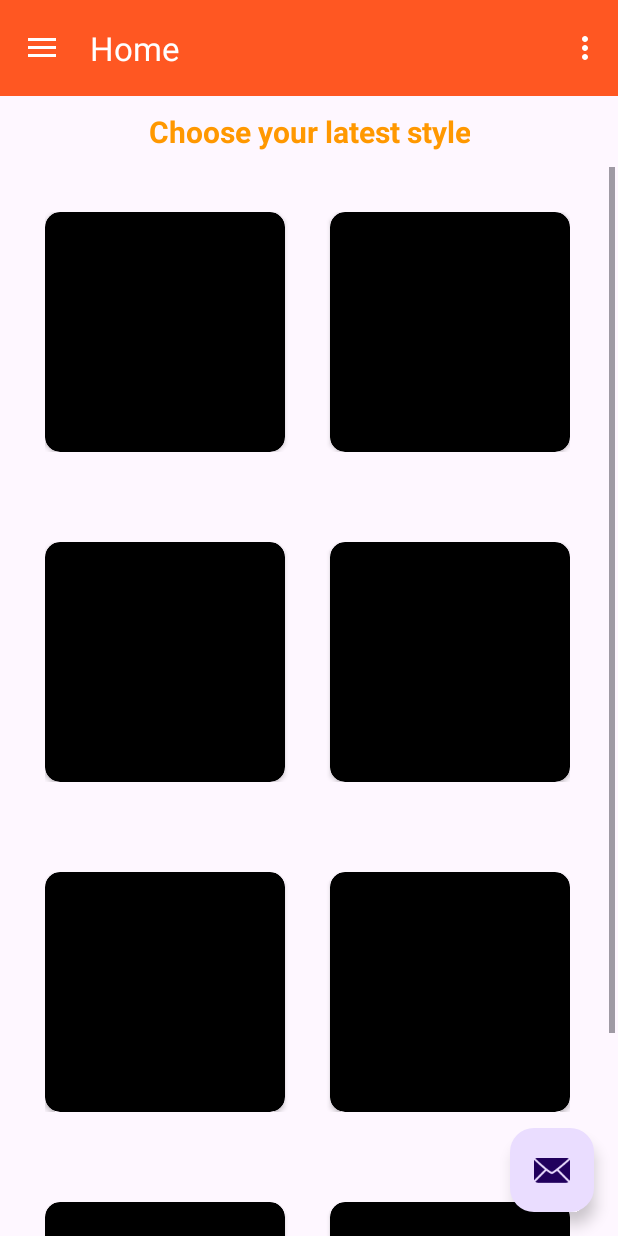
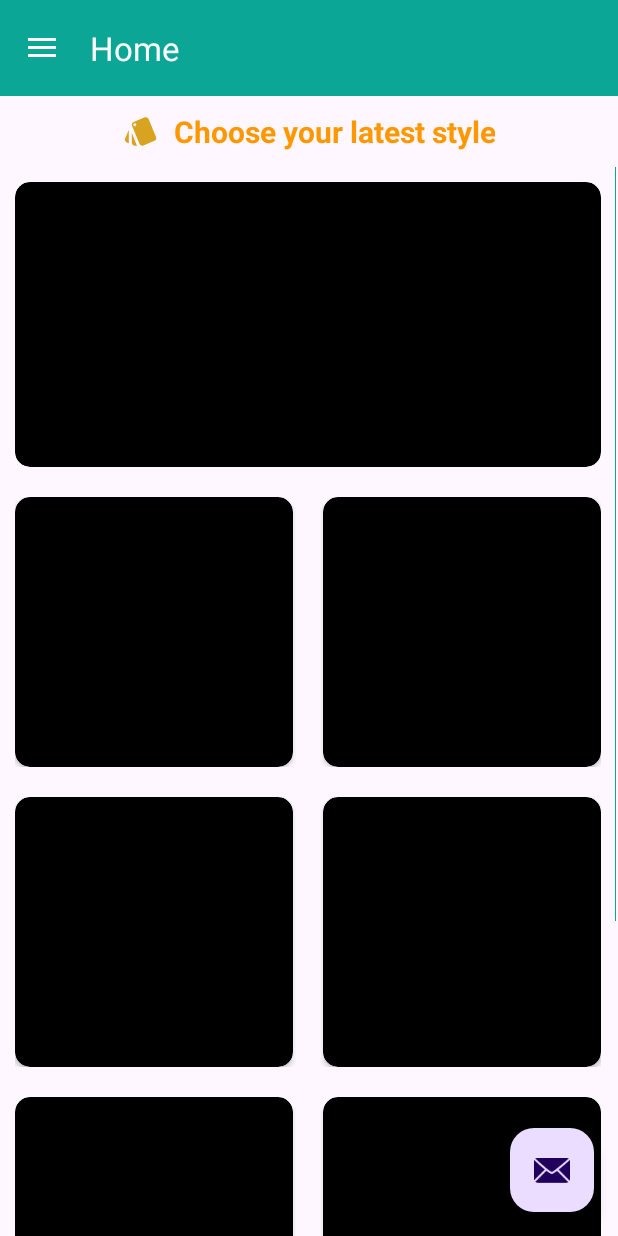
Before and after one commit to Soumyakant18/Echo_Buy, an Android app: the menupage_activity screen opened directly, with no data from a screen before it, on a phone screen of 412 x 824 dp. Run offline under Robolectric (Android 15) with nearby library versions, the phone set to English and light mode, and no system bars; our stand-ins replace navigation-ui.

Commit message:
on working

```diff
--- a/app/src/main/java/com/example/echobuy/ui/slideshow/SlideshowFragment.java
+++ b/app/src/main/java/com/example/echobuy/ui/slideshow/SlideshowFragment.java
@@ -4,7 +4,6 @@ import android.os.Bundle;
 import android.view.LayoutInflater;
 import android.view.View;
 import android.view.ViewGroup;
-import android.widget.TextView;
 
 import androidx.annotation.NonNull;
 import androidx.fragment.app.Fragment;
@@ -24,8 +23,8 @@ public class SlideshowFragment extends Fragment {
         binding = FragmentSlideshowBinding.inflate (inflater, container, false);
         View root = binding.getRoot ( );
 
-        final TextView textView = binding.textSlideshow;
-        slideshowViewModel.getText ( ).observe (getViewLifecycleOwner ( ), textView::setText);
+    //    final TextView textView = binding.textSlideshow;
+      //  slideshowViewModel.getText ( ).observe (getViewLifecycleOwner ( ), textView::setText);
         return root;
     }
 
--- /dev/null
+++ b/app/src/main/res/drawable/echo_item_icon.xml
@@ -0,0 +1,5 @@
+<vector android:height="24dp" android:tint="#D7A321"
+    android:viewportHeight="24" android:viewportWidth="24"
+    android:width="24dp" xmlns:android="http://schemas.android.com/apk/res/android">
+    <path android:fillColor="@android:color/white" android:pathData="M2.53,19.65l1.34,0.56v-9.03l-2.43,5.86c-0.41,1.02 0.08,2.19 1.09,2.61zM22.03,15.95L17.07,3.98c-0.31,-0.75 -1.04,-1.21 -1.81,-1.23 -0.26,0 -0.53,0.04 -0.79,0.15L7.1,5.95c-0.75,0.31 -1.21,1.03 -1.23,1.8 -0.01,0.27 0.04,0.54 0.15,0.8l4.96,11.97c0.31,0.76 1.05,1.22 1.83,1.23 0.26,0 0.52,-0.05 0.77,-0.15l7.36,-3.05c1.02,-0.42 1.51,-1.59 1.09,-2.6zM7.88,8.75c-0.55,0 -1,-0.45 -1,-1s0.45,-1 1,-1 1,0.45 1,1 -0.45,1 -1,1zM5.88,19.75c0,1.1 0.9,2 2,2h1.45l-3.45,-8.34v6.34z"/>
+</vector>
--- /dev/null
+++ b/app/src/main/res/drawable/shoppingbag_icon.xml
@@ -0,0 +1,5 @@
+<vector android:height="24dp" android:tint="#000000"
+    android:viewportHeight="24" android:viewportWidth="24"
+    android:width="24dp" xmlns:android="http://schemas.android.com/apk/res/android">
+    <path android:fillColor="@android:color/white" android:pathData="M17.21,9l-4.38,-6.56c-0.19,-0.28 -0.51,-0.42 -0.83,-0.42 -0.32,0 -0.64,0.14 -0.83,0.43L6.79,9L2,9c-0.55,0 -1,0.45 -1,1 0,0.09 0.01,0.18 0.04,0.27l2.54,9.27c0.23,0.84 1,1.46 1.92,1.46h13c0.92,0 1.69,-0.62 1.93,-1.46l2.54,-9.27L23,10c0,-0.55 -0.45,-1 -1,-1h-4.79zM9,9l3,-4.4L15,9L9,9zM12,17c-1.1,0 -2,-0.9 -2,-2s0.9,-2 2,-2 2,0.9 2,2 -0.9,2 -2,2z"/>
+</vector>
--- a/app/src/main/res/layout/app_bar_menupage.xml
+++ b/app/src/main/res/layout/app_bar_menupage.xml
@@ -15,7 +15,7 @@
             android:id="@+id/toolbar"
             android:layout_width="match_parent"
             android:layout_height="?attr/actionBarSize"
-            android:background="#FF5722"
+            android:background="@color/lightgreen"
             app:popupTheme="@style/Theme.EchoBuy.PopupOverlay" />
 
     </com.google.android.material.appbar.AppBarLayout>
--- a/app/src/main/res/layout/fragment_home.xml
+++ b/app/src/main/res/layout/fragment_home.xml
@@ -4,13 +4,16 @@
     xmlns:tools="http://schemas.android.com/tools"
     android:layout_width="match_parent"
     android:layout_height="match_parent"
-    tools:context=".ui.home.HomeFragment">
+    tools:context=".ui.home.HomeFragment"
+    android:backgroundTint="@color/white">
 
     <TextView
         android:layout_width="wrap_content"
         android:layout_height="wrap_content"
         android:id="@+id/textviewfashion"
         android:textStyle="bold"
+        android:drawableStart="@drawable/echo_item_icon"
+        android:drawablePadding="9dp"
         android:textSize="20dp"
         android:textAlignment="center"
         android:layout_alignParentTop="true"
@@ -24,82 +27,49 @@
     android:layout_width="wrap_content"
     android:layout_height="wrap_content"
         android:id="@+id/mainline"
-        android:layout_below="@+id/textviewfashion">
+        android:layout_below="@+id/textviewfashion"
+        android:scrollbarThumbVertical="@color/lightgreen"
+        android:scrollbarSize="0.5sp"
+        android:scrollbarStyle="outsideOverlay">
     <LinearLayout
         android:layout_width="match_parent"
         android:layout_height="wrap_content"
-
         android:orientation="vertical">
 
 
     <LinearLayout
         android:layout_width="match_parent"
         android:layout_height="wrap_content"
-        android:padding="30dp">
+        android:padding="10dp">
 
         <androidx.cardview.widget.CardView
-            android:layout_width="160dp"
-            android:layout_height="160dp"
+            android:layout_width="match_parent"
+            android:layout_height="190dp"
             app:cardCornerRadius="10dp"
             android:backgroundTint="@color/black">
 
         </androidx.cardview.widget.CardView>
 
-        <androidx.cardview.widget.CardView
-            android:layout_width="160dp"
-            android:layout_height="160dp"
-            android:layout_marginLeft="30dp"
-            app:cardCornerRadius="10dp"
-            android:backgroundTint="@color/black">
-
-
-        </androidx.cardview.widget.CardView>
-
-
     </LinearLayout>
-
 
 
         <LinearLayout
             android:layout_width="match_parent"
-            android:layout_height="wrap_content"
-            android:padding="30dp">
+            android:layout_height="match_parent"
+            android:padding="10dp">
 
             <androidx.cardview.widget.CardView
-                android:layout_width="160dp"
-                android:layout_height="160dp"
-                app:cardCornerRadius="10dp"
-                android:backgroundTint="@color/black">
+                android:layout_width="185dp"
+                android:layout_height="180dp"
+                android:backgroundTint="@color/black"
+                app:cardCornerRadius="10dp">
 
             </androidx.cardview.widget.CardView>
 
             <androidx.cardview.widget.CardView
-                android:layout_width="160dp"
-                android:layout_height="160dp"
-                android:layout_marginLeft="30dp"
-                app:cardCornerRadius="10dp"
-                android:backgroundTint="@color/black"/>
-
-
-        </LinearLayout>
-
-        <LinearLayout
-            android:layout_width="match_parent"
-            android:layout_height="wrap_content"
-            android:padding="30dp">
-
-            <androidx.cardview.widget.CardView
-                android:layout_width="160dp"
-                android:layout_height="160dp"
-                app:cardCornerRadius="10dp"
-                android:backgroundTint="@color/black">
-
-            </androidx.cardview.widget.CardView>
-
-            <androidx.cardview.widget.CardView
-                android:layout_width="160dp"
-                android:layout_height="160dp"
-                android:layout_marginLeft="30dp"
+                android:layout_width="185dp"
+                android:layout_height="180dp"
+                android:layout_marginLeft="20dp"
                 android:backgroundTint="@color/black"
                 app:cardCornerRadius="10dp" />
 
@@ -108,23 +78,67 @@
 
         <LinearLayout
             android:layout_width="match_parent"
-            android:layout_height="wrap_content"
-            android:padding="30dp">
+            android:layout_height="match_parent"
+            android:padding="10dp">
 
             <androidx.cardview.widget.CardView
-                android:layout_width="160dp"
-                android:layout_height="160dp"
-                app:cardCornerRadius="10dp"
-                android:backgroundTint="@color/black">
+                android:layout_width="185dp"
+                android:layout_height="180dp"
+                android:backgroundTint="@color/black"
+                app:cardCornerRadius="10dp">
 
             </androidx.cardview.widget.CardView>
 
             <androidx.cardview.widget.CardView
-                android:layout_width="160dp"
-                android:layout_height="160dp"
-                android:layout_marginLeft="30dp"
-                app:cardCornerRadius="10dp"
-                android:backgroundTint="@color/black"/>
+                android:layout_width="185dp"
+                android:layout_height="180dp"
+                android:layout_marginLeft="20dp"
+                android:backgroundTint="@color/black"
+                app:cardCornerRadius="10dp" />
+
+
+        </LinearLayout>
+        <LinearLayout
+            android:layout_width="match_parent"
+            android:layout_height="match_parent"
+            android:padding="10dp">
+
+            <androidx.cardview.widget.CardView
+                android:layout_width="185dp"
+                android:layout_height="180dp"
+                android:backgroundTint="@color/black"
+                app:cardCornerRadius="10dp">
+
+            </androidx.cardview.widget.CardView>
+
+            <androidx.cardview.widget.CardView
+                android:layout_width="185dp"
+                android:layout_height="180dp"
+                android:layout_marginLeft="20dp"
+                android:backgroundTint="@color/black"
+                app:cardCornerRadius="10dp" />
+
+
+        </LinearLayout>
+        <LinearLayout
+            android:layout_width="match_parent"
+            android:layout_height="match_parent"
+            android:padding="10dp">
+
+            <androidx.cardview.widget.CardView
+                android:layout_width="185dp"
+                android:layout_height="180dp"
+                android:backgroundTint="@color/black"
+                app:cardCornerRadius="10dp">
+
+            </androidx.cardview.widget.CardView>
+
+            <androidx.cardview.widget.CardView
+                android:layout_width="185dp"
+                android:layout_height="180dp"
+                android:layout_marginLeft="20dp"
+                android:backgroundTint="@color/black"
+                app:cardCornerRadius="10dp" />
 
 
         </LinearLayout>
--- a/app/src/main/res/layout/fragment_slideshow.xml
+++ b/app/src/main/res/layout/fragment_slideshow.xml
@@ -1,22 +1,10 @@
 <?xml version="1.0" encoding="utf-8"?>
-<androidx.constraintlayout.widget.ConstraintLayout xmlns:android="http://schemas.android.com/apk/res/android"
+<RelativeLayout xmlns:android="http://schemas.android.com/apk/res/android"
     xmlns:app="http://schemas.android.com/apk/res-auto"
     xmlns:tools="http://schemas.android.com/tools"
     android:layout_width="match_parent"
     android:layout_height="match_parent"
     tools:context=".ui.slideshow.SlideshowFragment">
 
-    <TextView
-        android:id="@+id/text_slideshow"
-        android:layout_width="match_parent"
-        android:layout_height="wrap_content"
-        android:layout_marginStart="8dp"
-        android:layout_marginTop="8dp"
-        android:layout_marginEnd="8dp"
-        android:textAlignment="center"
-        android:textSize="20sp"
-        app:layout_constraintBottom_toBottomOf="parent"
-        app:layout_constraintEnd_toEndOf="parent"
-        app:layout_constraintStart_toStartOf="parent"
-        app:layout_constraintTop_toTopOf="parent" />
-</androidx.constraintlayout.widget.ConstraintLayout>
+
+</RelativeLayout>
--- a/app/src/main/res/layout/nav_header_menupage.xml
+++ b/app/src/main/res/layout/nav_header_menupage.xml
@@ -3,7 +3,7 @@
     xmlns:app="http://schemas.android.com/apk/res-auto"
     android:layout_width="match_parent"
     android:layout_height="@dimen/nav_header_height"
-    android:background="#FF9800"
+    android:background="@color/lightgreen"
     android:gravity="bottom"
     android:orientation="vertical"
     android:paddingLeft="@dimen/activity_horizontal_margin"
--- a/app/src/main/res/menu/menupage_activity.xml
+++ b/app/src/main/res/menu/menupage_activity.xml
@@ -1,9 +1,5 @@
 <?xml version="1.0" encoding="utf-8"?>
 <menu xmlns:android="http://schemas.android.com/apk/res/android"
     xmlns:app="http://schemas.android.com/apk/res-auto">
-    <item
-        android:id="@+id/action_settings"
-        android:orderInCategory="100"
-        android:title="@string/action_settings"
-        app:showAsAction="never" />
+
 </menu>
--- a/app/src/main/res/values/colors.xml
+++ b/app/src/main/res/values/colors.xml
@@ -2,4 +2,7 @@
 <resources>
     <color name="black">#FF000000</color>
     <color name="white">#FFFFFFFF</color>
+    <color name="orange">#FF5722</color>
+    <color name="lightgreen">#0CA697</color>
+
 </resources>
```
